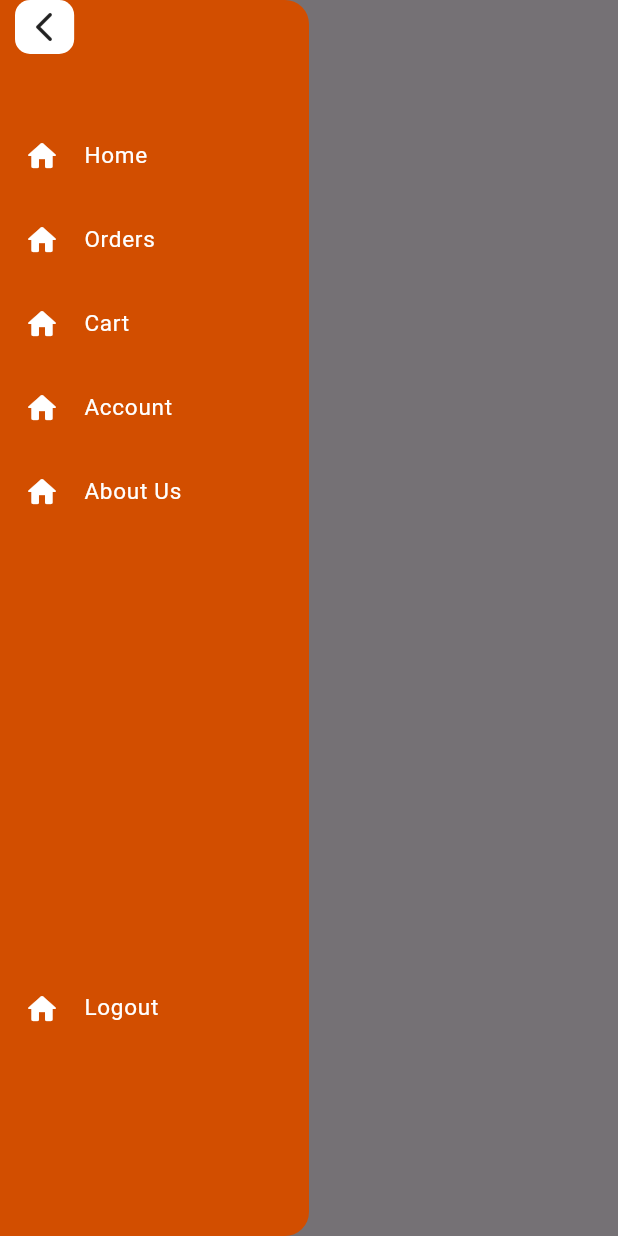
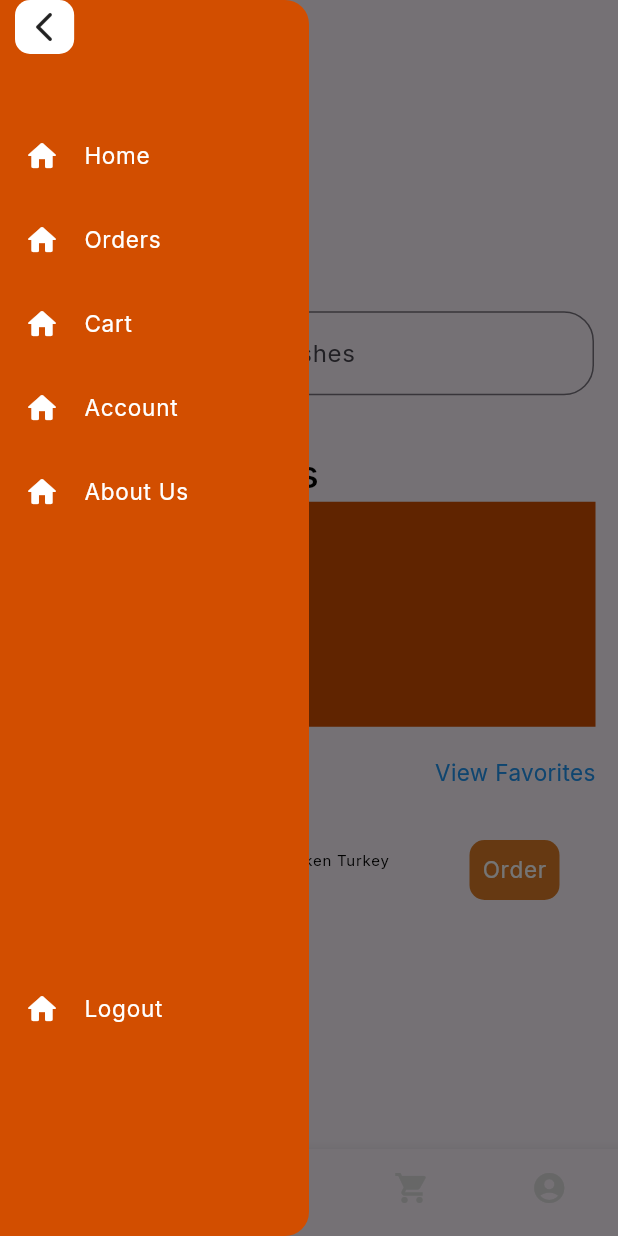
Before and after one commit to Yepstorm/nice-menu-mobile, a Flutter app: the HomeScreen screen opened directly, with the side drawer open, on a phone screen of 412 x 824 dp. Run offline on Flutter 3.47's test engine with Material 2 defaults, Android fonts, the phone set to English and light mode, and no system bars; our stand-ins replace dots_indicator, gap, google_fonts.

Commit message:
this is new main
main file

```diff
--- a/lib/screens/home_screen/home_screen.dart
+++ b/lib/screens/home_screen/home_screen.dart
@@ -1,7 +1,8 @@
 import 'package:flutter/material.dart';
-import 'package:gap/gap.dart';
-import 'package:nicemenu/utils/const_colors.dart';
-import 'package:nicemenu/widgets/listTile_widget.dart';
+import 'package:nicemenu/screens/home_screen/account_screen.dart';
+import 'package:nicemenu/screens/home_screen/cart_screen.dart';
+import 'package:nicemenu/screens/home_screen/homepage.dart';
+import 'package:nicemenu/screens/home_screen/order_screen.dart';
 
 import '../../widgets/drawer_widget.dart';
 
@@ -13,15 +14,58 @@ class HomeScreen extends StatefulWidget {
 }
 
 class _HomeScreenState extends State<HomeScreen> {
+  int _selectedIndex = 0;
+  final _widgetOptions = [
+    HomeScreen1(),
+    OrdersScreen(),
+    CartScreen(),
+    AccountScreen(),
+  ];
   @override
   Widget build(BuildContext context) {
     var screenSize = MediaQuery.of(context).size;
     return Scaffold(
       appBar: AppBar(
-        title: const Text('Homescreen'),
+        title: const Text(''),
       ),
       drawer: DrawerWidget(screenSize: screenSize),
-      // body: Scaffold(bottomNavigationBar: ),
+      body: Center(
+        child: _widgetOptions.elementAt(_selectedIndex),
+      ),
+      bottomNavigationBar: BottomNavigationBar(
+        items: <BottomNavigationBarItem>[
+          BottomNavigationBarItem(
+              icon: Icon(Icons.home,
+                  color: _selectedIndex == 0
+                      ? const Color.fromRGBO(210, 78, 0, 1)
+                      : Colors.grey[300]),
+              label: 'Home'),
+          BottomNavigationBarItem(
+              icon: Icon(Icons.receipt,
+                  color: _selectedIndex == 1
+                      ? const Color.fromRGBO(210, 78, 0, 1)
+                      : Colors.grey[300]),
+              label: 'Orders'),
+          BottomNavigationBarItem(
+              icon: Icon(Icons.shopping_cart,
+                  color: _selectedIndex == 2
+                      ? const Color.fromRGBO(210, 78, 0, 1)
+                      : Colors.grey[300]),
+              label: 'Cart'),
+          BottomNavigationBarItem(
+              icon: Icon(Icons.account_circle,
+                  color: _selectedIndex == 3
+                      ? const Color.fromRGBO(210, 78, 0, 1)
+                      : Colors.grey[300]),
+              label: 'Account'),
+        ],
+        currentIndex: _selectedIndex,
+        onTap: (int index) {
+          setState(() {
+            _selectedIndex = index;
+          });
+        },
+      ),
     );
   }
 }
--- /dev/null
+++ b/lib/screens/home_screen/homepage.dart
@@ -0,0 +1,49 @@
+import 'package:flutter/material.dart';
+import 'package:gap/gap.dart';
+import 'package:nicemenu/utils/const_colors.dart';
+import 'package:nicemenu/utils/const_text.dart';
+import 'package:nicemenu/widgets/textfield.dart';
+
+import '../../widgets/foodTile_widget.dart';
+
+class HomeScreen1 extends StatelessWidget {
+  @override
+  Widget build(BuildContext context) {
+    return SafeArea(
+        child: SingleChildScrollView(
+      child: Padding(
+        padding: const EdgeInsets.all(15.0),
+        child: Column(
+          mainAxisAlignment: MainAxisAlignment.start,
+          crossAxisAlignment: CrossAxisAlignment.start,
+          children: [
+            const SearchFieldWidget(hintText: 'Search foods, dishes'),
+            const Gap(20),
+            const BigText(bigText: 'Exclusive Offers'),
+            Container(
+              clipBehavior: Clip.none,
+              height: 150,
+              width: double.infinity,
+              decoration: const BoxDecoration(color: colOrange1),
+            ),
+            const Gap(20),
+            Row(
+              mainAxisAlignment: MainAxisAlignment.spaceBetween,
+              children: const [
+                MidText(midText: 'Available Dishes'),
+                MidText(
+                  midText: 'View Favorites',
+                  color: Colors.blue,
+                )
+              ],
+            ),
+            const Gap(10),
+            const FoodTile(
+              assetname: 'jollof.png',
+            )
+          ],
+        ),
+      ),
+    ));
+  }
+}
--- a/lib/theme/theme_constants.dart
+++ b/lib/theme/theme_constants.dart
@@ -2,11 +2,10 @@ import 'package:flutter/material.dart';
 
 import '../utils/const_colors.dart';
 
-
-
 ThemeData lightTheme = ThemeData(
   // colorSchemeSeed: ,
   primaryColor: colOrange1,
+  primarySwatch: Colors.deepOrange,
   useMaterial3: true,
   fontFamily: 'Inter',
   brightness: Brightness.light,
@@ -21,6 +20,4 @@ ThemeData lightTheme = ThemeData(
   ),
 );
 
-ThemeData darkTheme = ThemeData(
-  brightness: Brightness.dark
-);
+ThemeData darkTheme = ThemeData(brightness: Brightness.dark);
--- a/lib/utils/const_text.dart
+++ b/lib/utils/const_text.dart
@@ -38,7 +38,9 @@ class MidText extends StatelessWidget {
     return Text(
       midText,
       style: TextStyle(
-          fontSize: 15, fontWeight: FontWeight.w400, color: color?? Colors.black),
+          fontSize: 15,
+          fontWeight: FontWeight.w400,
+          color: color ?? Colors.black),
     );
   }
 }
@@ -143,3 +145,19 @@ class ButtonText2 extends StatelessWidget {
     );
   }
 }
+
+class TinyText extends StatelessWidget {
+  const TinyText({super.key, required this.tinyText, this.color});
+  final String tinyText;
+  final Color? color;
+  @override
+  Widget build(BuildContext context) {
+    return Text(
+      tinyText,
+      style: TextStyle(
+          fontSize: 10,
+          fontWeight: FontWeight.w400,
+          color: color ?? Colors.black),
+    );
+  }
+}
--- /dev/null
+++ b/lib/widgets/foodTile_widget.dart
@@ -0,0 +1,54 @@
+import 'package:flutter/material.dart';
+
+import '../utils/const_text.dart';
+
+class FoodTile extends StatelessWidget {
+  final String assetname;
+  const FoodTile({
+    Key? key,
+    required this.assetname,
+  }) : super(key: key);
+
+  @override
+  Widget build(BuildContext context) {
+    return ListTile(
+      leading: Container(
+        width: 80,
+        height: 80,
+        decoration: const BoxDecoration(
+          color: Color.fromARGB(158, 158, 158, 158),
+        ),
+        child: Image.asset(
+          'assets/images/$assetname',
+          fit: BoxFit.fill,
+        ),
+      ),
+      trailing: Container(
+          width: 60,
+          height: 40,
+          decoration: const BoxDecoration(
+              borderRadius: BorderRadius.all(Radius.circular(10)),
+              color: Color.fromARGB(255, 222, 125, 39)),
+          child: const Center(
+            child: MidText(
+              midText: 'Order',
+              color: Colors.white,
+            ),
+          )),
+      title: Column(
+        crossAxisAlignment: CrossAxisAlignment.start,
+        children: const [
+          MidText(midText: 'Jollof Rice'),
+          TinyText(tinyText: 'Servings: Chicken Turkey')
+        ],
+      ),
+      subtitle: Column(
+        crossAxisAlignment: CrossAxisAlignment.start,
+        children: const [
+          TinyText(tinyText: 'Starting from'),
+          MidText(midText: '1700'),
+        ],
+      ),
+    );
+  }
+}
--- a/lib/widgets/textfield.dart
+++ b/lib/widgets/textfield.dart
@@ -1,6 +1,45 @@
 import 'package:flutter/material.dart';
+import 'package:nicemenu/helper/dropdown_help.dart';
 
 import '../utils/const_text.dart';
+
+class SearchFieldWidget extends StatelessWidget {
+  final String? hintText;
+  // final String? initialValue;
+  // final Function? validator;
+  // final Function? onSaved;
+  // final bool isPassword;
+  // final bool isEmail;
+  // final bool isNumber;
+  final InputBorder? border;
+
+  const SearchFieldWidget({
+    @required this.hintText,
+    // this.initialValue,
+    // this.validator,
+    // this.onSaved,
+    // this.isPassword = false,
+    // this.isEmail = false,
+    // this.isNumber = false,
+    this.border,
+  });
+
+  @override
+  Widget build(BuildContext context) {
+    return Padding(
+      padding: const EdgeInsets.only(left: 1, right: 1, top: 10, bottom: 15),
+      child: TextField(
+        decoration: InputDecoration(
+          prefixIcon: const Icon(Icons.search_rounded),
+          border: border ??
+              OutlineInputBorder(
+                  gapPadding: 2, borderRadius: BorderRadius.circular(20)),
+          hintText: hintText,
+        ),
+      ),
+    );
+  }
+}
 
 class FieldWidget extends StatelessWidget {
   final String? hintText;
@@ -52,6 +91,59 @@ class FieldWidget extends StatelessWidget {
   }
 }
 
+class FieldWidget2 extends StatelessWidget {
+  final String? hintText;
+  final String? initialValue;
+  final Function? validator;
+  final Function? onSaved;
+  final bool isPassword;
+  final bool isEmail;
+  final bool isNumber;
+  final InputBorder? border;
+  final Widget? dropDown;
+
+  const FieldWidget2({
+    @required this.hintText,
+    this.initialValue,
+    this.validator,
+    this.onSaved,
+    this.isPassword = false,
+    this.isEmail = false,
+    this.isNumber = false,
+    this.border,
+    this.dropDown,
+  });
+
+  @override
+  Widget build(BuildContext context) {
+    return Padding(
+      padding: const EdgeInsets.all(1.0),
+      child: TextFormField(
+        decoration: InputDecoration(
+          suffix: dropDown ?? MyDropdownWidget(),
+          hintText: hintText,
+          border: border ??
+              OutlineInputBorder(borderRadius: BorderRadius.circular(10)),
+        ),
+        initialValue: initialValue,
+        validator: (value) {
+          if (value!.isEmpty) {
+            return "Password cannot be empty";
+          }
+          return null;
+        },
+        onSaved: (newValue) {},
+        obscureText: isPassword,
+        keyboardType: isEmail
+            ? TextInputType.emailAddress
+            : isNumber
+                ? TextInputType.number
+                : TextInputType.text,
+      ),
+    );
+  }
+}
+
 class FieldText extends StatelessWidget {
   final String midText;
   const FieldText({
```
Also changed, not shown: lib/helper/dropdown_help.dart (added, +32 -0 lines), lib/main.dart (+2 -5 lines), lib/screens/home_screen/account_screen.dart (added, +8 -0 lines), lib/screens/home_screen/cart_screen.dart (added, +8 -0 lines), lib/screens/home_screen/order_screen.dart (added, +8 -0 lines), lib/screens/signup/signup2.dart (+13 -11 lines), assets/images/jollof.png (added). Lines whose indentation alone changed are shown as unchanged.
